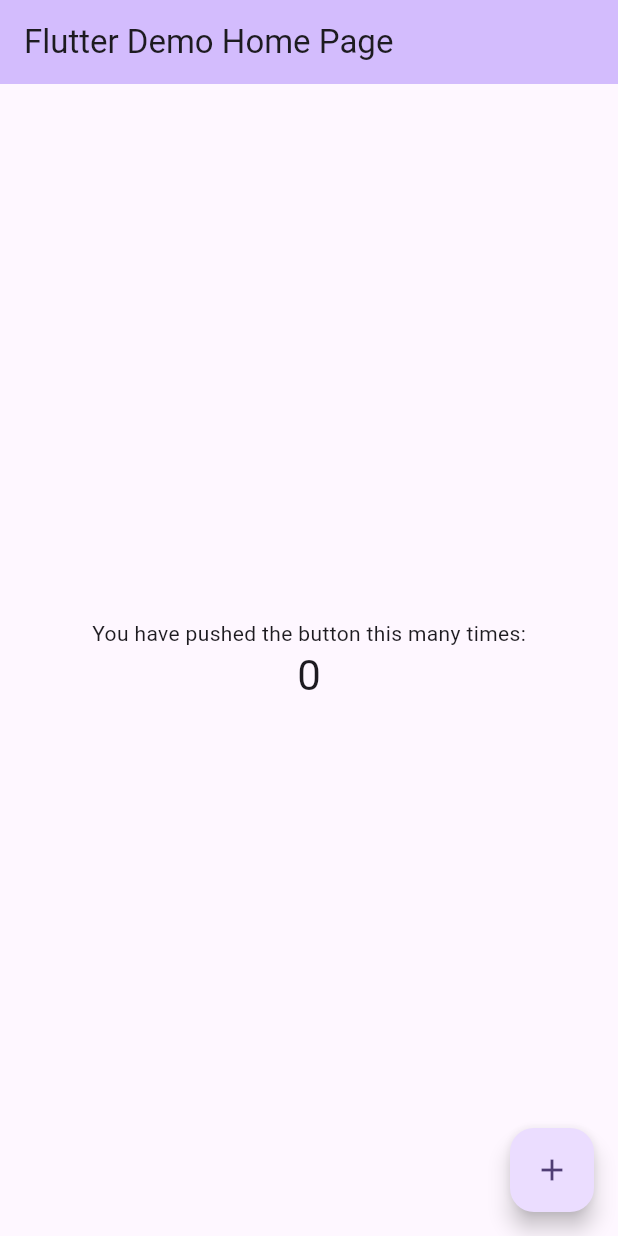
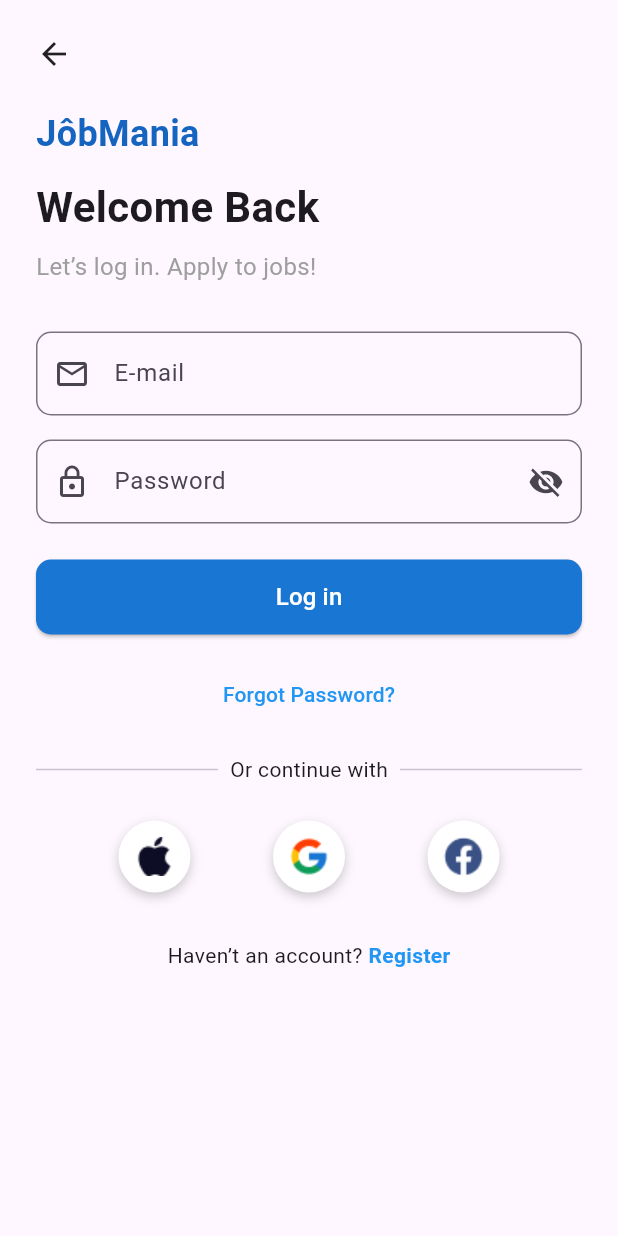
Before and after one commit to subaseyy/JobMania-MobileApp, a Flutter app: the screen it shows after launch, on a phone screen of 412 x 824 dp. Run offline on Flutter 3.47's test engine with Material 3 defaults, Android fonts, the phone set to English and light mode, and no system bars.

Commit message:
Login View and sign up View

```diff
--- /dev/null
+++ b/flow.txt
@@ -0,0 +1,4 @@
+Splash Screen ( for 2 second)
+Login page
+Sign up page
+Dashboard
--- /dev/null
+++ b/lib/app.dart
@@ -0,0 +1,11 @@
+import 'package:flutter/material.dart';
+import 'package:jobmaniaapp/view/login.view.dart';
+
+class JobManiaApp extends StatelessWidget {
+  const JobManiaApp({super.key});
+
+  @override
+  Widget build(BuildContext context) {
+    return MaterialApp(debugShowCheckedModeBanner: false, home: LoginView());
+  }
+}
--- a/lib/main.dart
+++ b/lib/main.dart
@@ -1,122 +1,6 @@
 import 'package:flutter/material.dart';
+import 'package:jobmaniaapp/app.dart';
 
 void main() {
-  runApp(const MyApp());
+  runApp(const JobManiaApp());
 }
-
-class MyApp extends StatelessWidget {
-  const MyApp({super.key});
-
-  // This widget is the root of your application.
-  @override
-  Widget build(BuildContext context) {
-    return MaterialApp(
-      title: 'Flutter Demo',
-      theme: ThemeData(
-        // This is the theme of your application.
-        //
-        // TRY THIS: Try running your application with "flutter run". You'll see
-        // the application has a purple toolbar. Then, without quitting the app,
-        // try changing the seedColor in the colorScheme below to Colors.green
-        // and then invoke "hot reload" (save your changes or press the "hot
-        // reload" button in a Flutter-supported IDE, or press "r" if you used
-        // the command line to start the app).
-        //
-        // Notice that the counter didn't reset back to zero; the application
-        // state is not lost during the reload. To reset the state, use hot
-        // restart instead.
-        //
-        // This works for code too, not just values: Most code changes can be
-        // tested with just a hot reload.
-        colorScheme: ColorScheme.fromSeed(seedColor: Colors.deepPurple),
-      ),
-      home: const MyHomePage(title: 'Flutter Demo Home Page'),
-    );
-  }
-}
-
-class MyHomePage extends StatefulWidget {
-  const MyHomePage({super.key, required this.title});
-
-  // This widget is the home page of your application. It is stateful, meaning
-  // that it has a State object (defined below) that contains fields that affect
-  // how it looks.
-
-  // This class is the configuration for the state. It holds the values (in this
-  // case the title) provided by the parent (in this case the App widget) and
-  // used by the build method of the State. Fields in a Widget subclass are
-  // always marked "final".
-
-  final String title;
-
-  @override
-  State<MyHomePage> createState() => _MyHomePageState();
-}
-
-class _MyHomePageState extends State<MyHomePage> {
-  int _counter = 0;
-
-  void _incrementCounter() {
-    setState(() {
-      // This call to setState tells the Flutter framework that something has
-      // changed in this State, which causes it to rerun the build method below
-      // so that the display can reflect the updated values. If we changed
-      // _counter without calling setState(), then the build method would not be
-      // called again, and so nothing would appear to happen.
-      _counter++;
-    });
-  }
-
-  @override
-  Widget build(BuildContext context) {
-    // This method is rerun every time setState is called, for instance as done
-    // by the _incrementCounter method above.
-    //
-    // The Flutter framework has been optimized to make rerunning build methods
-    // fast, so that you can just rebuild anything that needs updating rather
-    // than having to individually change instances of widgets.
-    return Scaffold(
-      appBar: AppBar(
-        // TRY THIS: Try changing the color here to a specific color (to
-        // Colors.amber, perhaps?) and trigger a hot reload to see the AppBar
-        // change color while the other colors stay the same.
-        backgroundColor: Theme.of(context).colorScheme.inversePrimary,
-        // Here we take the value from the MyHomePage object that was created by
-        // the App.build method, and use it to set our appbar title.
-        title: Text(widget.title),
-      ),
-      body: Center(
-        // Center is a layout widget. It takes a single child and positions it
-        // in the middle of the parent.
-        child: Column(
-          // Column is also a layout widget. It takes a list of children and
-          // arranges them vertically. By default, it sizes itself to fit its
-          // children horizontally, and tries to be as tall as its parent.
-          //
-          // Column has various properties to control how it sizes itself and
-          // how it positions its children. Here we use mainAxisAlignment to
-          // center the children vertically; the main axis here is the vertical
-          // axis because Columns are vertical (the cross axis would be
-          // horizontal).
-          //
-          // TRY THIS: Invoke "debug painting" (choose the "Toggle Debug Paint"
-          // action in the IDE, or press "p" in the console), to see the
-          // wireframe for each widget.
-          mainAxisAlignment: MainAxisAlignment.center,
-          children: <Widget>[
-            const Text('You have pushed the button this many times:'),
-            Text(
-              '$_counter',
-              style: Theme.of(context).textTheme.headlineMedium,
-            ),
-          ],
-        ),
-      ),
-      floatingActionButton: FloatingActionButton(
-        onPressed: _incrementCounter,
-        tooltip: 'Increment',
-        child: const Icon(Icons.add),
-      ), // This trailing comma makes auto-formatting nicer for build methods.
-    );
-  }
-}
--- /dev/null
+++ b/lib/view/login.view.dart
@@ -0,0 +1,237 @@
+import 'package:flutter/gestures.dart';
+import 'package:flutter/material.dart';
+import 'package:jobmaniaapp/view/forgotpassword.view.dart';
+import 'package:jobmaniaapp/view/signup.view.dart';
+
+class LoginView extends StatelessWidget {
+  const LoginView({super.key});
+
+  @override
+  Widget build(BuildContext context) {
+    final TextEditingController emailController = TextEditingController();
+    final TextEditingController passwordController = TextEditingController();
+
+    return Scaffold(
+      body: SafeArea(
+        child: Padding(
+          padding: const EdgeInsets.symmetric(horizontal: 24.0),
+          child: SingleChildScrollView(
+            child: Column(
+              crossAxisAlignment: CrossAxisAlignment.start,
+              children: [
+                const SizedBox(height: 24),
+                const Icon(Icons.arrow_back),
+                const SizedBox(height: 24),
+                Text(
+                  "JôbMania",
+                  style: TextStyle(
+                    fontSize: 24,
+                    fontWeight: FontWeight.bold,
+                    color: Colors.blue.shade800,
+                  ),
+                ),
+                const SizedBox(height: 12),
+                const Text(
+                  "Welcome Back",
+                  style: TextStyle(fontSize: 28, fontWeight: FontWeight.bold),
+                ),
+                const SizedBox(height: 8),
+                const Text(
+                  "Let’s log in. Apply to jobs!",
+                  style: TextStyle(fontSize: 16, color: Colors.grey),
+                ),
+                const SizedBox(height: 32),
+
+                TextFormField(
+                  controller: emailController,
+                  decoration: InputDecoration(
+                    prefixIcon: const Icon(Icons.email_outlined),
+                    hintText: "E-mail",
+                    border: OutlineInputBorder(
+                      borderRadius: BorderRadius.circular(10),
+                    ),
+                  ),
+                ),
+                const SizedBox(height: 16),
+
+                TextFormField(
+                  controller: passwordController,
+                  obscureText: true,
+                  decoration: InputDecoration(
+                    prefixIcon: const Icon(Icons.lock_outline),
+                    suffixIcon: const Icon(Icons.visibility_off),
+                    hintText: "Password",
+                    border: OutlineInputBorder(
+                      borderRadius: BorderRadius.circular(10),
+                    ),
+                  ),
+                ),
+                const SizedBox(height: 24),
+
+                SizedBox(
+                  width: double.infinity,
+                  height: 50,
+                  child: ElevatedButton(
+                    style: ElevatedButton.styleFrom(
+                      backgroundColor: Colors.blue.shade700,
+                      shape: RoundedRectangleBorder(
+                        borderRadius: BorderRadius.circular(10),
+                      ),
+                    ),
+                    onPressed: () {},
+                    child: const Text(
+                      "Log in",
+                      style: TextStyle(fontSize: 16, color: Colors.white),
+                    ),
+                  ),
+                ),
+                const SizedBox(height: 16),
+
+                Center(
+                  child: TextButton(
+                    onPressed: () {
+                      Navigator.push(
+                        context,
+                        MaterialPageRoute(
+                          builder: (context) => const ForgotPasswordView(),
+                        ),
+                      );
+                    },
+                    child: const Text(
+                      "Forgot Password?",
+                      style: TextStyle(color: Colors.blue),
+                    ),
+                  ),
+                ),
+
+                const SizedBox(height: 16),
+
+                Row(
+                  children: [
+                    const Expanded(child: Divider()),
+                    const Padding(
+                      padding: EdgeInsets.symmetric(horizontal: 8.0),
+                      child: Text("Or continue with"),
+                    ),
+                    const Expanded(child: Divider()),
+                  ],
+                ),
+                const SizedBox(height: 24),
+
+                Row(
+                  mainAxisAlignment: MainAxisAlignment.spaceEvenly,
+                  children: [
+                    // Apple
+                    Container(
+                      decoration: BoxDecoration(
+                        shape: BoxShape.circle,
+                        boxShadow: [
+                          BoxShadow(
+                            color: Colors.black.withOpacity(0.2),
+                            blurRadius: 6,
+                            offset: Offset(0, 3),
+                          ),
+                        ],
+                      ),
+                      child: CircleAvatar(
+                        radius: 24,
+                        backgroundColor: Colors.white,
+                        child: Padding(
+                          padding: const EdgeInsets.all(6.0),
+                          child: Image.asset(
+                            'assets/logo/cib_apple.png',
+                            fit: BoxFit.contain,
+                          ),
+                        ),
+                      ),
+                    ),
+
+                    // Google
+                    Container(
+                      decoration: BoxDecoration(
+                        shape: BoxShape.circle,
+                        boxShadow: [
+                          BoxShadow(
+                            color: Colors.black.withOpacity(0.2),
+                            blurRadius: 6,
+                            offset: Offset(0, 3),
+                          ),
+                        ],
+                      ),
+                      child: CircleAvatar(
+                        radius: 24,
+                        backgroundColor: Colors.white,
+                        child: Padding(
+                          padding: const EdgeInsets.all(6.0),
+                          child: Image.asset(
+                            'assets/logo/flat-color-icons_google.png',
+                            fit: BoxFit.contain,
+                          ),
+                        ),
+                      ),
+                    ),
+
+                    // Facebook
+                    Container(
+                      decoration: BoxDecoration(
+                        shape: BoxShape.circle,
+                        boxShadow: [
+                          BoxShadow(
+                            color: Colors.black.withOpacity(0.2),
+                            blurRadius: 6,
+                            offset: Offset(0, 3),
+                          ),
+                        ],
+                      ),
+                      child: CircleAvatar(
+                        radius: 24,
+                        backgroundColor: Colors.white,
+                        child: Padding(
+                          padding: const EdgeInsets.all(6.0),
+                          child: Image.asset(
+                            'assets/logo/ion_logo-facebook.png',
+                            fit: BoxFit.contain,
+                          ),
+                        ),
+                      ),
+                    ),
+                  ],
+                ),
+                const SizedBox(height: 32),
+
+                Center(
+                  child: Text.rich(
+                    TextSpan(
+                      text: "Haven’t an account? ",
+                      children: [
+                        TextSpan(
+                          text: "Register",
+                          style: const TextStyle(
+                            color: Colors.blue,
+                            fontWeight: FontWeight.bold,
+                          ),
+                          recognizer:
+                              TapGestureRecognizer()
+                                ..onTap = () {
+                                  Navigator.push(
+                                    context,
+                                    MaterialPageRoute(
+                                      builder: (context) => const SignupView(),
+                                    ),
+                                  );
+                                },
+                        ),
+                      ],
+                    ),
+                  ),
+                ),
+
+                const SizedBox(height: 16),
+              ],
+            ),
+          ),
+        ),
+      ),
+    );
+  }
+}
--- a/pubspec.yaml
+++ b/pubspec.yaml
@@ -58,9 +58,9 @@ flutter:
   uses-material-design: true
 
   # To add assets to your application, add an assets section, like this:
-  # assets:
-  #   - images/a_dot_burr.jpeg
-  #   - images/a_dot_ham.jpeg
+  assets:
+    - assets/images/
+    - assets/logo/
 
   # An image asset can refer to one or more resolution-specific "variants", see
   # https://flutter.dev/to/resolution-aware-images
```
Also changed, not shown: lib/view/forgotpassword.view.dart (added, +10 -0 lines), lib/view/signup.view.dart (added, +247 -0 lines), assets/logo/cib_apple.png (added), assets/logo/flat-color-icons_google.png (added), assets/logo/ion_logo-facebook.png (added), 1 other file.
